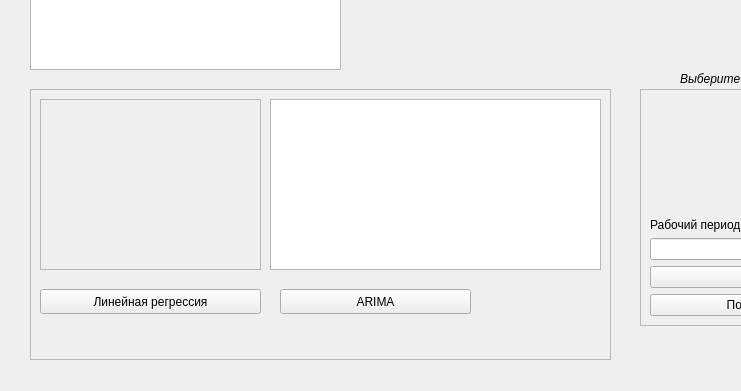
Qt form base.ui (lunaplush/crypto) before a commit; both pictures show x 0 to 741 and y 500 to 891 of the 1234 by 891 pixel window.
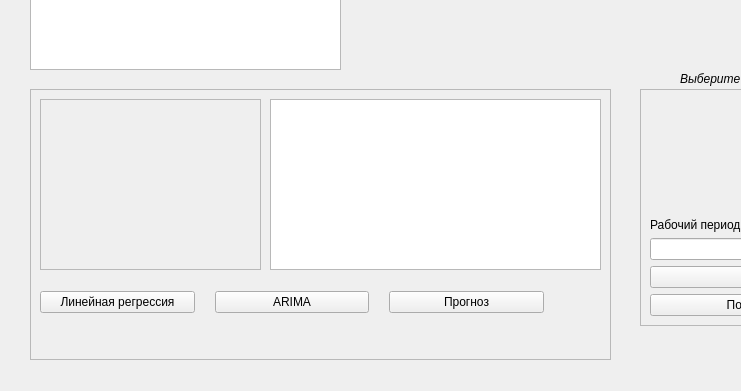
The same form after that commit.

Patch:
```diff
--- a/base.ui
+++ b/base.ui
@@ -179,38 +179,6 @@
     <property name="frameShadow">
      <enum>QFrame::Raised</enum>
     </property>
-    <widget class="QPushButton" name="btnLinReg">
-     <property name="enabled">
-      <bool>true</bool>
-     </property>
-     <property name="geometry">
-      <rect>
-       <x>10</x>
-       <y>200</y>
-       <width>221</width>
-       <height>25</height>
-      </rect>
-     </property>
-     <property name="text">
-      <string>Линейная регрессия</string>
-     </property>
-    </widget>
-    <widget class="QPushButton" name="btnArima">
-     <property name="enabled">
-      <bool>true</bool>
-     </property>
-     <property name="geometry">
-      <rect>
-       <x>250</x>
-       <y>200</y>
-       <width>191</width>
-       <height>25</height>
-      </rect>
-     </property>
-     <property name="text">
-      <string>ARIMA</string>
-     </property>
-    </widget>
     <widget class="QFrame" name="frame">
      <property name="geometry">
       <rect>
@@ -237,6 +205,60 @@
       </rect>
      </property>
     </widget>
+    <widget class="QWidget" name="">
+     <property name="geometry">
+      <rect>
+       <x>10</x>
+       <y>200</y>
+       <width>504</width>
+       <height>27</height>
+      </rect>
+     </property>
+     <layout class="QHBoxLayout" name="horizontalLayout_2">
+      <property name="spacing">
+       <number>20</number>
+      </property>
+      <item>
+       <widget class="QPushButton" name="btnLinReg">
+        <property name="enabled">
+         <bool>true</bool>
+        </property>
+        <property name="text">
+         <string>Линейная регрессия</string>
+        </property>
+       </widget>
+      </item>
+      <item>
+       <widget class="QPushButton" name="btnArima">
+        <property name="enabled">
+         <bool>true</bool>
+        </property>
+        <property name="minimumSize">
+         <size>
+          <width>154</width>
+          <height>0</height>
+         </size>
+        </property>
+        <property name="text">
+         <string>ARIMA</string>
+        </property>
+       </widget>
+      </item>
+      <item>
+       <widget class="QPushButton" name="btnPredict1">
+        <property name="minimumSize">
+         <size>
+          <width>154</width>
+          <height>0</height>
+         </size>
+        </property>
+        <property name="text">
+         <string>Прогноз</string>
+        </property>
+       </widget>
+      </item>
+     </layout>
+    </widget>
    </widget>
   </widget>
   <widget class="QMenuBar" name="menubar">
```
